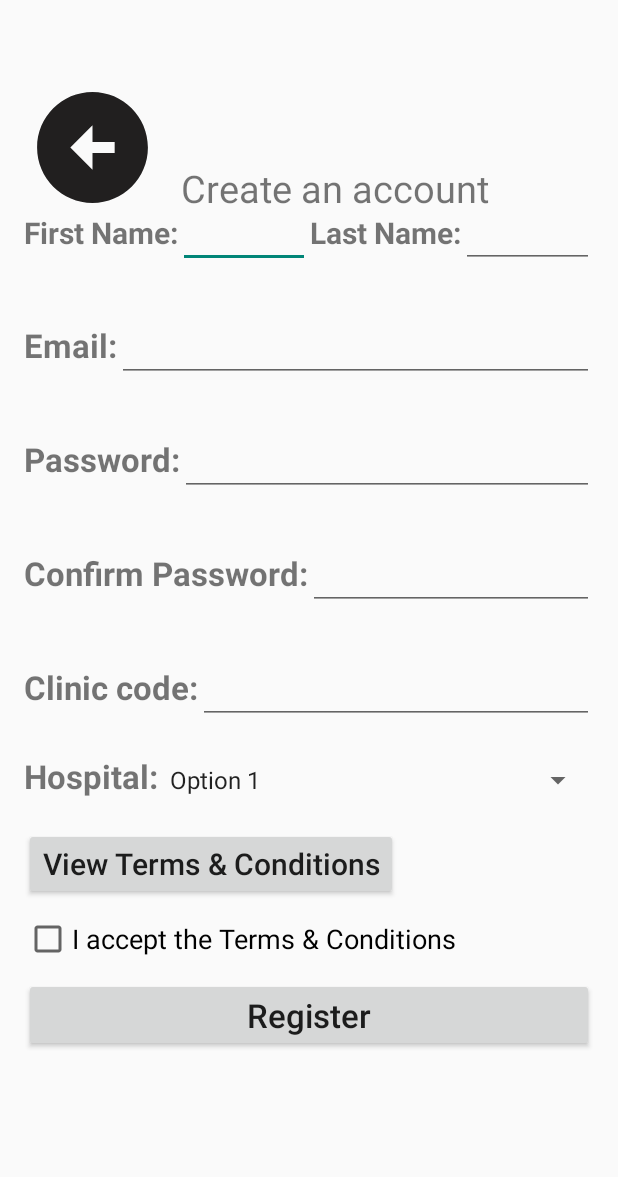
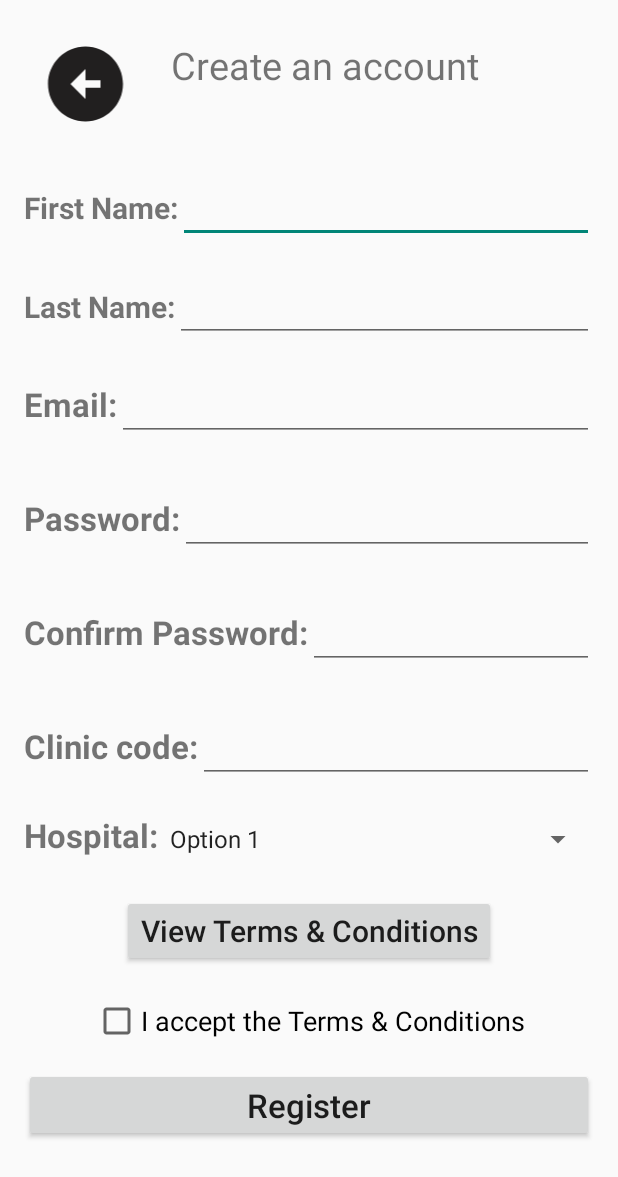
Before and after one commit to Mobility-Scooter-Project/mobility-scooter-application, an Android app: the SignupActivity screen opened directly, with no data from a screen before it, on a phone screen of 412 x 824 dp. Shown: the top 1177 px of the screen. Run offline under Robolectric (Android 15) with nearby library versions, the phone set to English and light mode, and no system bars; our stand-ins replace Firebase (no records; nobody signed in at launch, a user with empty details on screens opened directly).

Commit message:
update the UI

```diff
--- a/mobilityscooterapp/app/src/main/res/layout/activity_signup.xml
+++ b/mobilityscooterapp/app/src/main/res/layout/activity_signup.xml
@@ -6,7 +6,8 @@
     android:layout_height="match_parent"
     android:fillViewport="true"
     android:padding="16dp"
-    tools:context=".SignupActivity">
+    tools:context=".SignupActivity"
+    android:windowSoftInputMode="adjustPan">
 
     <RelativeLayout
         android:layout_width="match_parent"
@@ -15,7 +16,6 @@
         <LinearLayout
             android:layout_width="match_parent"
             android:layout_height="wrap_content"
-            android:layout_centerInParent="true"
             android:orientation="vertical">
 
             <LinearLayout
@@ -25,6 +25,27 @@
                 android:layout_marginBottom="10dp"
                 android:orientation="horizontal">
 
+                <ImageView
+                    android:id="@+id/backButton"
+                    android:layout_width="82dp"
+                    android:layout_height="60dp"
+                    android:contentDescription="@string/back"
+                    android:src="@drawable/baseline_arrow_circle_left_24" />
+
+                <TextView
+                    android:id="@+id/createAccountText"
+                    android:layout_width="wrap_content"
+                    android:layout_height="wrap_content"
+                    android:layout_marginStart="16dp"
+                    android:text="@string/create_an_account"
+                    android:textSize="25sp" />
+            </LinearLayout>
+
+            <LinearLayout
+                android:layout_width="match_parent"
+                android:layout_height="wrap_content"
+                android:orientation="horizontal"
+                android:layout_marginTop="10dp">
                 <TextView
                     android:layout_width="wrap_content"
                     android:layout_height="wrap_content"
@@ -42,7 +63,13 @@
                         android:layout_width="match_parent"
                         android:layout_height="wrap_content" />
                 </com.google.android.material.textfield.TextInputLayout>
+            </LinearLayout>
 
+            <LinearLayout
+                android:layout_width="match_parent"
+                android:layout_height="wrap_content"
+                android:orientation="horizontal"
+                android:layout_marginTop="10dp">
                 <TextView
                     android:layout_width="wrap_content"
                     android:layout_height="wrap_content"
@@ -191,59 +218,36 @@
                 android:id="@+id/terms_conditions_button"
                 android:layout_width="wrap_content"
                 android:layout_height="wrap_content"
-                android:layout_marginTop="10dp"
+                android:layout_marginTop="15dp"
                 android:layout_marginBottom="10dp"
                 android:text="@string/view_terms_conditions"
+                android:textAllCaps="false"
                 android:textSize="20sp"
-                android:textAllCaps="false" />
+                android:layout_gravity="center_horizontal"/>
 
             <CheckBox
                 android:id="@+id/terms_conditions_checkbox"
                 android:layout_width="wrap_content"
                 android:layout_height="wrap_content"
+                android:layout_marginTop="10dp"
                 android:text="@string/i_accept_the_terms_conditions"
+                android:textAllCaps="false"
                 android:textSize="18sp"
-                android:textAllCaps="false" />
+                android:layout_gravity="center_horizontal"/>
 
             <Button
                 android:id="@+id/create_account_button"
                 android:layout_width="match_parent"
                 android:layout_height="wrap_content"
-                android:layout_marginTop="10dp"
+                android:layout_marginTop="15dp"
                 android:layout_marginBottom="10dp"
-                android:textSize="22sp"
                 android:text="@string/register"
-                android:textAllCaps="false" />
+                android:textAllCaps="false"
+                android:textSize="22sp" />
 
         </LinearLayout>
 
 
-        <ImageView
-            android:id="@+id/backButton"
-            android:layout_width="wrap_content"
-            android:layout_height="72dp"
-            android:layout_alignParentStart="true"
-            android:layout_alignParentTop="true"
-            android:layout_alignParentEnd="true"
-            android:layout_alignParentBottom="true"
-            android:layout_marginStart="1dp"
-            android:layout_marginTop="0dp"
-            android:layout_marginEnd="290dp"
-            android:layout_marginBottom="627dp"
-            android:contentDescription="@string/todo"
-            android:src="@drawable/baseline_arrow_circle_left_24" />
-
-        <TextView
-            android:id="@+id/textView7"
-            android:layout_width="wrap_content"
-            android:layout_height="wrap_content"
-            android:layout_alignParentEnd="true"
-            android:layout_alignParentBottom="true"
-            android:layout_marginEnd="70dp"
-            android:layout_marginBottom="665dp"
-            android:text="@string/create_an_account"
-            android:textSize="25sp" />
-
     </RelativeLayout>
 
 </ScrollView>
```
